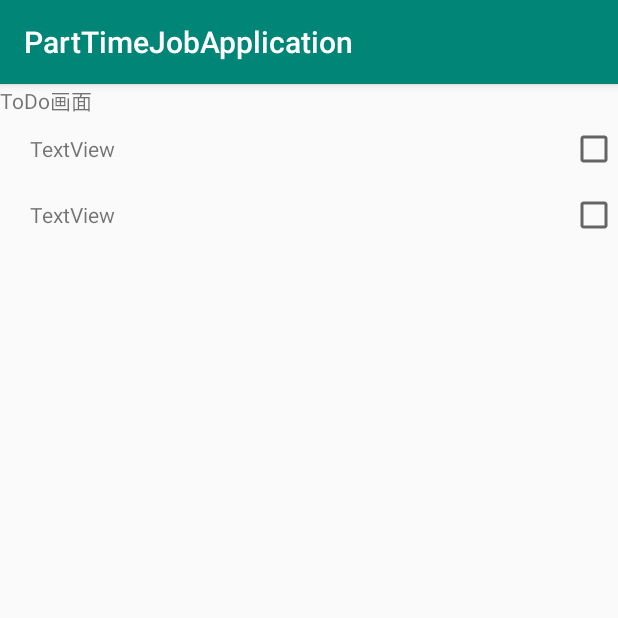
After one commit to miraclekitten/PartTimeJobApplication, an Android app: the ToDoActivity screen opened directly, with no data from a screen before it, on a phone screen of 412 x 824 dp, the top half of it. The commit adds this screen. Run offline under Robolectric (Android 15) with nearby library versions, the phone set to English and light mode, and no system bars.

Commit message:
1.ToDo画面途中まで作成

```diff
--- a/app/build.gradle
+++ b/app/build.gradle
@@ -25,4 +25,5 @@ dependencies {
     testImplementation 'junit:junit:4.12'
     androidTestImplementation 'com.android.support.test:runner:1.0.2'
     androidTestImplementation 'com.android.support.test.espresso:espresso-core:3.0.2'
+    implementation 'com.android.support:gridlayout-v7:28.0.0'
 }
--- a/app/src/main/AndroidManifest.xml
+++ b/app/src/main/AndroidManifest.xml
@@ -16,7 +16,8 @@
                 <category android:name="android.intent.category.LAUNCHER" />
             </intent-filter>
         </activity>
-        <activity android:name=".Prepare2Activity"></activity>
+        <activity android:name=".Prepare2Activity" />
+        <activity android:name=".ToDoActivity"></activity>
     </application>
 
 </manifest>
--- /dev/null
+++ b/app/src/main/java/com/websarva/wings/android/parttimejobapplication/ToDoActivity.java
@@ -0,0 +1,13 @@
+package com.websarva.wings.android.parttimejobapplication;
+
+import android.support.v7.app.AppCompatActivity;
+import android.os.Bundle;
+
+public class ToDoActivity extends AppCompatActivity {
+
+    @Override
+    protected void onCreate(Bundle savedInstanceState) {
+        super.onCreate(savedInstanceState);
+        setContentView(R.layout.activity_to_do);
+    }
+}
--- /dev/null
+++ b/app/src/main/res/layout/activity_to_do.xml
@@ -0,0 +1,66 @@
+<?xml version="1.0" encoding="utf-8"?>
+<LinearLayout xmlns:android="http://schemas.android.com/apk/res/android"
+    xmlns:app="http://schemas.android.com/apk/res-auto"
+    xmlns:tools="http://schemas.android.com/tools"
+    android:orientation="vertical" android:layout_width="match_parent"
+    android:layout_height="match_parent"
+    android:descendantFocusability="blocksDescendants">
+
+    <TextView
+        android:id="@+id/textView"
+        android:layout_width="match_parent"
+        android:layout_height="wrap_content"
+        android:text="@string/todo_title" />
+
+    <LinearLayout
+        android:layout_width="match_parent"
+        android:layout_height="wrap_content"
+        android:orientation="horizontal">
+
+        <TextView
+            android:id="@+id/textView2"
+            android:layout_width="wrap_content"
+            android:layout_height="wrap_content"
+            android:layout_marginLeft="20dp"
+            android:layout_marginTop="6dp"
+            android:layout_weight="1"
+            android:text="TextView" />
+
+        <CheckBox
+            android:id="@+id/checkBox"
+            android:layout_width="wrap_content"
+            android:layout_height="wrap_content"
+            android:layout_marginBottom="6dp"
+            android:layout_marginLeft="20dp"
+            android:layout_marginTop="6dp" />
+
+
+    </LinearLayout>
+
+
+
+    <LinearLayout
+        android:layout_width="match_parent"
+        android:layout_height="wrap_content"
+        android:orientation="horizontal">
+
+        <TextView
+            android:id="@+id/textView3"
+            android:layout_width="wrap_content"
+            android:layout_height="wrap_content"
+            android:layout_marginLeft="20dp"
+            android:layout_marginTop="6dp"
+            android:layout_weight="1"
+            android:text="TextView" />
+
+        <CheckBox
+            android:id="@+id/checkBox2"
+            android:layout_width="wrap_content"
+            android:layout_height="wrap_content"
+            android:layout_marginBottom="6dp"
+            android:layout_marginLeft="20dp"
+            android:layout_marginTop="6dp" />
+
+    </LinearLayout>
+
+</LinearLayout>
--- a/app/src/main/res/values/strings.xml
+++ b/app/src/main/res/values/strings.xml
@@ -16,4 +16,5 @@
     <string name="prepareClear_btn">クリア</string>
     <string name="prepareNext_btn">最終入力画面へ</string>
     <string name="todo_btn">TODO画面へ</string>
+    <string name="todo_title">ToDo画面</string>
 </resources>
```
Also changed, not shown: app/src/main/res/layout/activity_part_time_job.xml (+17 -18 lines).
